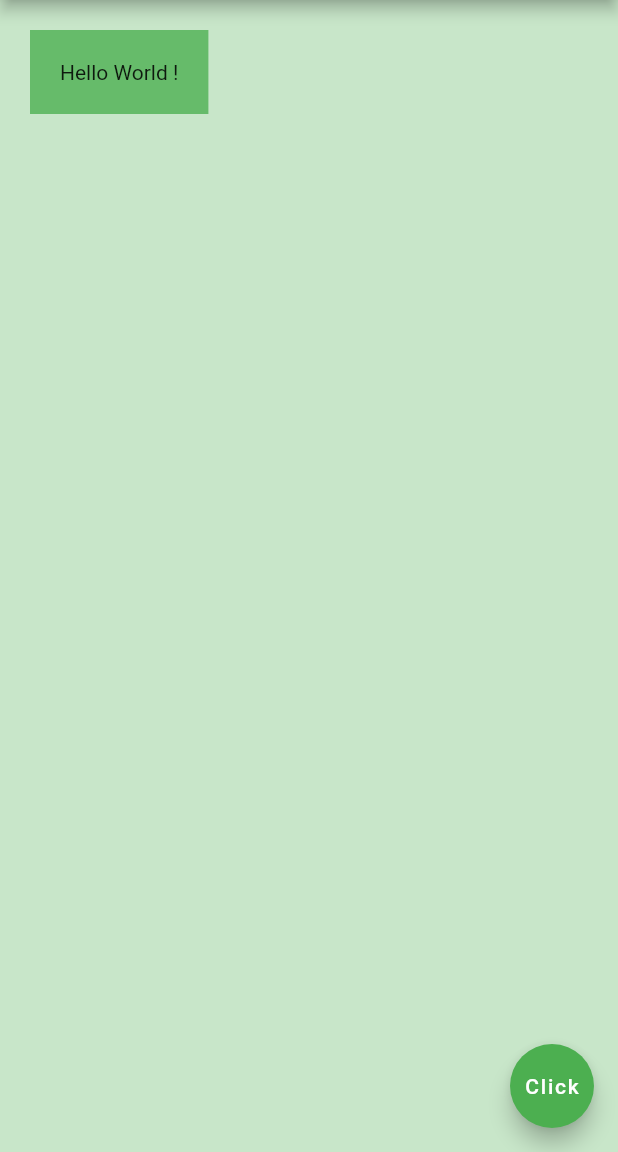
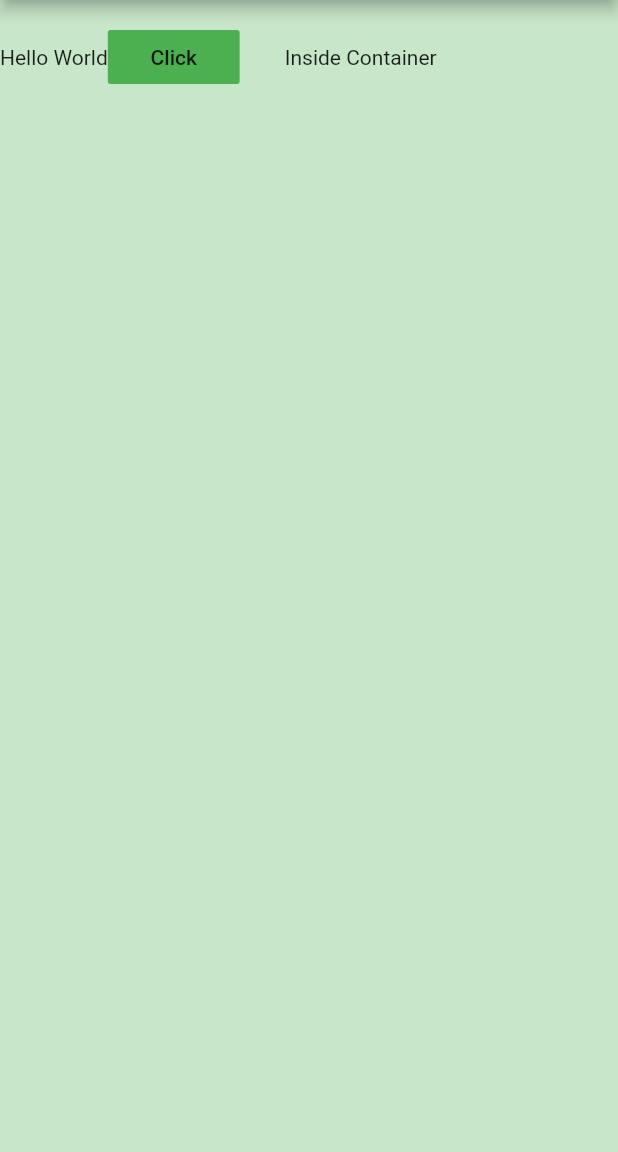
Before and after one commit to viraj-lakshitha/flutter-app-dev, a Flutter app: the screen it shows after launch, on a phone screen of 412 x 824 dp, the part 84-1236 px from its top. Run offline on Flutter 3.47's test engine with Material 2 defaults, Android fonts, the phone set to English and light mode, and no system bars.

Commit message:
update: Row Property (crossAxisAligment, mainAxisAligment)

```diff
--- a/flutter-basic/first_flutter_app/lib/main.dart
+++ b/flutter-basic/first_flutter_app/lib/main.dart
@@ -14,20 +14,24 @@ class Home extends StatelessWidget { // Enable Hot-Reload
         centerTitle: true,
         backgroundColor: Colors.green,
       ),
-      body: Container(
-        padding: EdgeInsets.all(20.0),
-        // padding: EdgeInsets.symmetric(vertical: 10.0, horizontal: 20.0),
-        // padding: EdgeInsets.fromLTRB(10.0,20.0,30.0,40.0), // Inside Container
-        margin: EdgeInsets.all(20.0), // Around Container
-        color: Colors.green[400],
-        child: Text('Hello World !'),
+      body: Row(
+        // mainAxisAlignment: MainAxisAlignment.spaceAround, // horizontal
+        crossAxisAlignment: CrossAxisAlignment.center, // vertically
+        children: <Widget>[
+          Text('Hello World'),
+          FlatButton(
+            onPressed: () {},
+            child: Text('Click'),
+            color: Colors.green,
+          ),
+          Container(
+            color: Colors.green[100],
+            padding: EdgeInsets.all(30.0),
+            child: Text('Inside Container'),
+          ),
+        ],
       ),
-      floatingActionButton: FloatingActionButton(
-        onPressed: () { print('Button Clicked !'); },
-        child: Text('Click'),
-        backgroundColor: Colors.green,
-      ),
-    );
+      );
   }
 }
 
```
